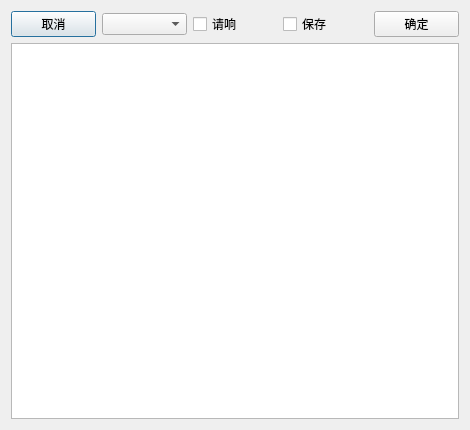
zx9229/myexe, file businessClient/dialogdata.ui: the form before one commit.
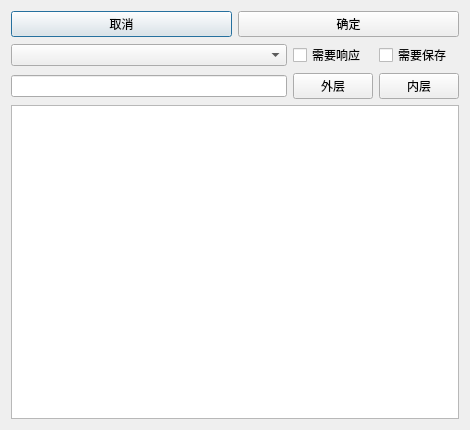
The form after the commit.

```diff
--- a/businessClient/dialogdata.ui
+++ b/businessClient/dialogdata.ui
@@ -23,23 +23,6 @@
        </property>
       </widget>
      </item>
-     <item>
-      <widget class="QComboBox" name="comboBox_msgType"/>
-     </item>
-     <item>
-      <widget class="QCheckBox" name="checkBox_needResp">
-       <property name="text">
-        <string>请响</string>
-       </property>
-      </widget>
-     </item>
-     <item>
-      <widget class="QCheckBox" name="checkBox_needSave">
-       <property name="text">
-        <string>保存</string>
-       </property>
-      </widget>
-     </item>
      <item>
       <widget class="QPushButton" name="pushButton_accept">
        <property name="text">
@@ -49,6 +32,44 @@
      </item>
     </layout>
    </item>
+   <item>
+    <layout class="QGridLayout" name="gridLayout">
+     <item row="0" column="1">
+      <widget class="QCheckBox" name="checkBox_needResp">
+       <property name="text">
+        <string>需要响应</string>
+       </property>
+      </widget>
+     </item>
+     <item row="0" column="2">
+      <widget class="QCheckBox" name="checkBox_needSave">
+       <property name="text">
+        <string>需要保存</string>
+       </property>
+      </widget>
+     </item>
+     <item row="0" column="0">
+      <widget class="QComboBox" name="comboBox_msgType"/>
+     </item>
+     <item row="1" column="0">
+      <widget class="QLineEdit" name="lineEdit_MsgType"/>
+     </item>
+     <item row="1" column="1">
+      <widget class="QPushButton" name="pushButton_outer">
+       <property name="text">
+        <string>外层</string>
+       </property>
+      </widget>
+     </item>
+     <item row="1" column="2">
+      <widget class="QPushButton" name="pushButton_inner">
+       <property name="text">
+        <string>内层</string>
+       </property>
+      </widget>
+     </item>
+    </layout>
+   </item>
    <item>
     <widget class="QPlainTextEdit" name="plainTextEdit"/>
    </item>
```
